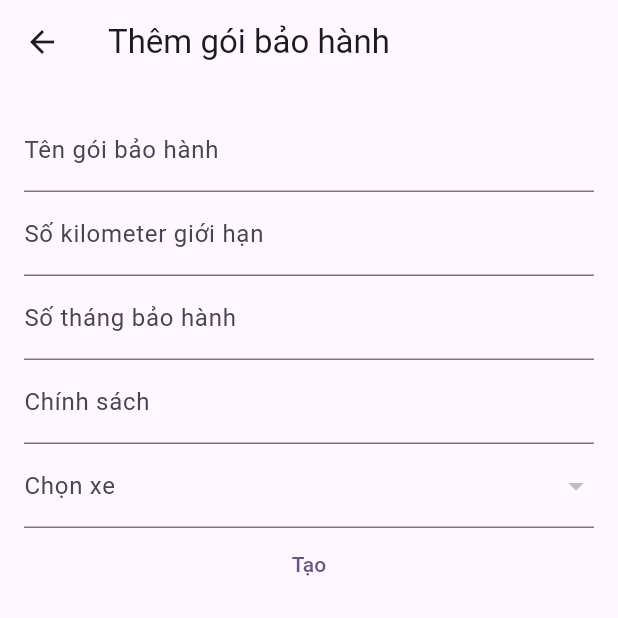
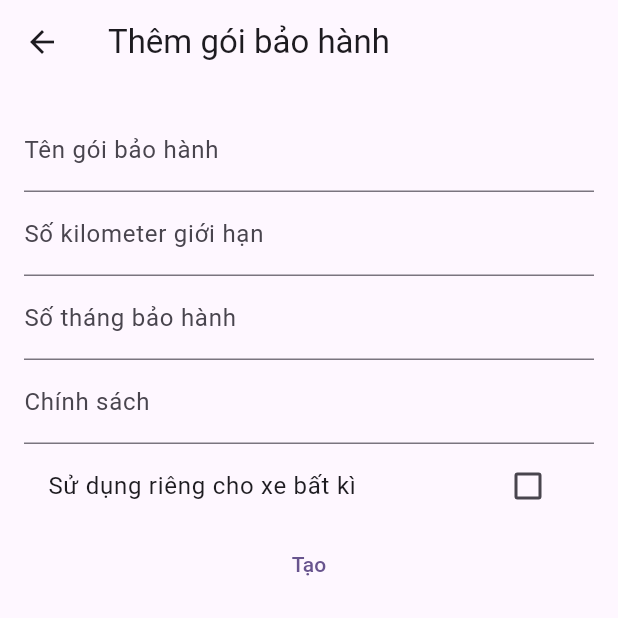
Before and after one commit to synguyencd3/KOXE-Mobile, a Flutter app: the WarrantyForm screen opened by its route, on a phone screen of 412 x 824 dp, the top half of it. Run offline on Flutter 3.47's test engine with Material 3 defaults, Android fonts, the phone set to English and light mode, and no system bars; our stand-ins replace badges, carousel_slider, dotted_border, easy_debounce, easy_search_bar, file_picker and 18 more; missing offline and left inert: api_cache_manager, dart:ffi, flutter_facebook_auth, google_geocoding_api, http_retry, markdown and 2 more; accounts and stored records are empty; network calls fail; statements that could not run were skipped.

Commit message:
edit warranty

```diff
--- a/lib/pages/warranty/Warranty_form.dart
+++ b/lib/pages/warranty/Warranty_form.dart
@@ -35,6 +35,7 @@ class _WarrantyFormState extends State<WarrantyForm> {
   late final _months= TextEditingController();
   late final _policy= TextEditingController();
  // late final _note = TextEditingController();
+  bool _showDropdown = false;
   Car? _selectedCar;
 
   Warranty? warranty;
@@ -111,6 +112,7 @@ class _WarrantyFormState extends State<WarrantyForm> {
       limitKilometer: int.parse(_limitKilometers.text),
       months: int.parse(_months.text),
       policy: _policy.text,
+      reuse: _showDropdown,
      // car: _selectedCar
       //note: _note.text
     );
@@ -192,16 +194,16 @@ class _WarrantyFormState extends State<WarrantyForm> {
                   },
 
                 ),
-                // TextFormField(
-                //   decoration: InputDecoration(labelText: 'Note'),
-                //   controller: _note,
-                //   validator: (value) {
-                //     if (value!.isEmpty) {
-                //       return 'Please enter a policy';
-                //     }
-                //     return null;
-                //   },
-                // ),
+                CheckboxListTile(
+                  value: _showDropdown,
+                  title: const Text('Sử dụng riêng cho xe bất kì'),
+                  onChanged: (value) {
+                    setState(() {
+                      _showDropdown = value!;
+                    });
+                  },
+                ),
+                _showDropdown ?
                 DropdownButtonFormField<Car>(
                   decoration: InputDecoration(labelText: 'Chọn xe'),
                   value: _selectedCar,
@@ -216,7 +218,7 @@ class _WarrantyFormState extends State<WarrantyForm> {
                       _selectedCar = value;
                     });
                   },
-                ),
+                ) : Container(),
                 warranty == null ?
                 TextButton(
                   onPressed: () {
```
Also changed, not shown: lib/pages/car/edit_car.dart (+29 -28 lines), lib/services/cars_service.dart (+5 -3 lines).
